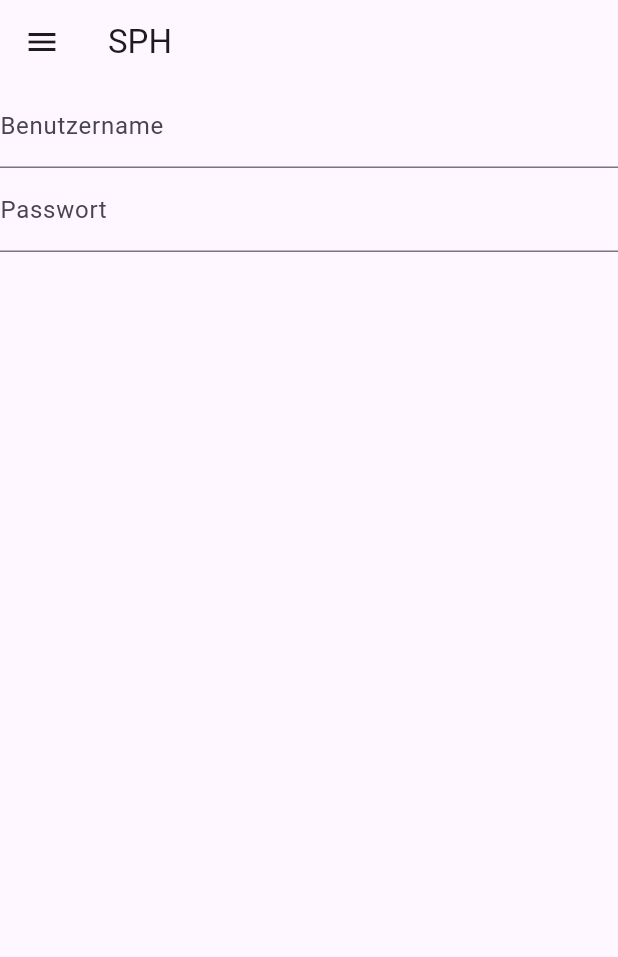
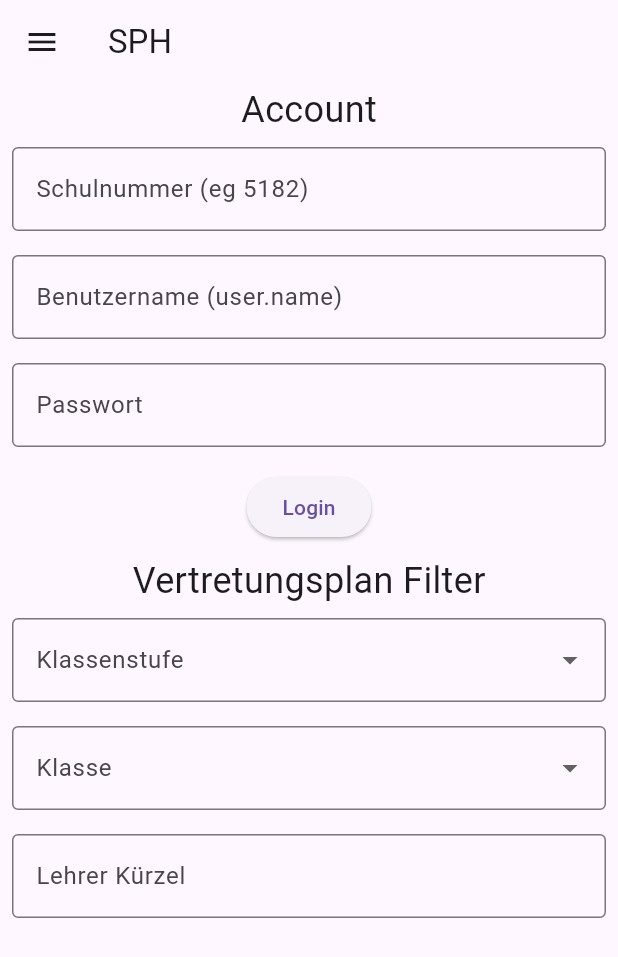
Before and after one commit to lanis-mobile/lanis-mobile, a Flutter app: the screen it shows after launch, on a phone screen of 412 x 824 dp. Shown: the top 957 px of the screen. Run offline on Flutter 3.47's test engine with Material 2 defaults, Android fonts, the light colour scheme and no system bars.

Commit message:
settings Page UI

```diff
--- a/flutter/lib/main.dart
+++ b/flutter/lib/main.dart
@@ -17,7 +17,8 @@
       title: appTitle,
       home: const MyHomePage(title: appTitle),
       theme: ThemeData(
-          useMaterial3: true
+        useMaterial3: true,
+        inputDecorationTheme: const InputDecorationTheme(border: OutlineInputBorder()),
       )
     );
   }
@@ -45,12 +46,7 @@
 
   void _onItemTapped(int index) {
     setState(() {
-      int realIndex = index-1;
-      if (realIndex == -1) {
-        _selectedIndex = index-1;
-      } else {
-        _selectedIndex = index;
-      }
+      _selectedIndex = index;
     });
   }
 
--- a/flutter/lib/settings.dart
+++ b/flutter/lib/settings.dart
@@ -1,22 +1,116 @@
 import 'package:flutter/material.dart';
 
+
 class SettingsScreen extends StatelessWidget {
-  const SettingsScreen({super.key});
+  const SettingsScreen({Key? key});
 
   @override
   Widget build(BuildContext context) {
+    double padding = 8.0;
+    const subHeaderStyle = TextStyle(
+      fontSize: 24,
+    );
+
     return Scaffold(
       body: Column(
         children: [
-          TextFormField(
-            decoration: const InputDecoration(labelText: 'Benutzername'),
+          const Text("Account", style: subHeaderStyle),
+          Padding(
+            padding: EdgeInsets.all(padding),
+            child: TextFormField(
+              decoration: const InputDecoration(labelText: 'Schulnummer (eg 5182)'),
+            ),
           ),
-          TextFormField(
-            decoration: const InputDecoration(labelText: 'Passwort'),
-            obscureText: true, // Passwortfeld ausblenden
+          Padding(
+            padding: EdgeInsets.all(padding),
+            child: TextFormField(
+              decoration: const InputDecoration(labelText: 'Benutzername (user.name)'),
+            ),
+          ),
+          Padding(
+            padding: EdgeInsets.all(padding),
+            child: TextFormField(
+              decoration: const InputDecoration(labelText: 'Passwort'),
+              obscureText: true,
+            ),
+          ),
+          Padding(
+            padding: EdgeInsets.all(padding),
+            child: ElevatedButton(
+              onPressed: () {},
+              child: const Text('Login'),
+            ),
+          ),
+          const Text("Vertretungsplan Filter", style: subHeaderStyle),
+          Padding(
+            padding: EdgeInsets.all(padding),
+            child: DropdownButtonFormField<String>(
+              decoration: const InputDecoration(labelText: 'Klassenstufe'),
+              items: generateKlassenStufeDropDownItems(),
+              onChanged: (value) {
+                // Handle the selected value.
+              },
+            ),
+          ),
+          Padding(
+            padding: EdgeInsets.all(padding),
+            child: DropdownButtonFormField<String>(
+              decoration: const InputDecoration(labelText: 'Klasse'),
+              items: generateKlassenDropDownItems(),
+              onChanged: (value) {
+                // Handle the selected value.
+              },
+            ),
+          ),
+          Padding(
+            padding: EdgeInsets.all(padding),
+            child: TextFormField(
+              decoration: const InputDecoration(labelText: 'Lehrer Kürzel'),
+            ),
           ),
         ],
       ),
     );
   }
 }
+
+List<DropdownMenuItem<String>> generateKlassenStufeDropDownItems() {
+  List<DropdownMenuItem<String>> items = [];
+
+  List<String> otherOptions = ["Alle","Q", "E"];
+  for (int i = 0; i <= otherOptions.length-1; i++) {
+    items.add(
+      DropdownMenuItem<String>(
+        value: otherOptions[i],
+        child: Text(otherOptions[i]),
+      ),
+    );
+  }
+
+  for (int i = 1; i <= 10; i++) {
+    items.add(
+      DropdownMenuItem<String>(
+        value: i.toString(),
+        child: Text(i.toString()),
+      ),
+    );
+  }
+
+  return items;
+}
+
+List<DropdownMenuItem<String>> generateKlassenDropDownItems() {
+  List<DropdownMenuItem<String>> items = [];
+
+  List<String> otherOptions = ["Alle", "a", "b","c", "d", "e", "f", "g", "h", "i", "j", "k", "1/2", "3/4"];
+  for (int i = 0; i <= otherOptions.length-1; i++) {
+    items.add(
+      DropdownMenuItem<String>(
+        value: otherOptions[i],
+        child: Text(otherOptions[i]),
+      ),
+    );
+  }
+
+  return items;
+}
```
